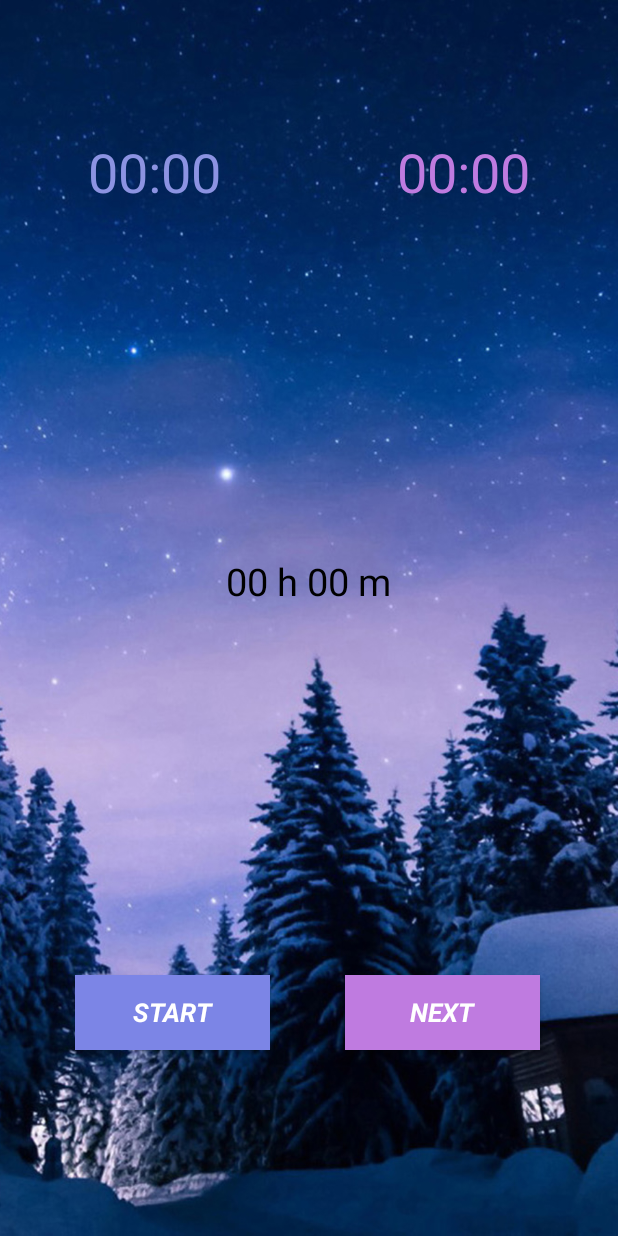
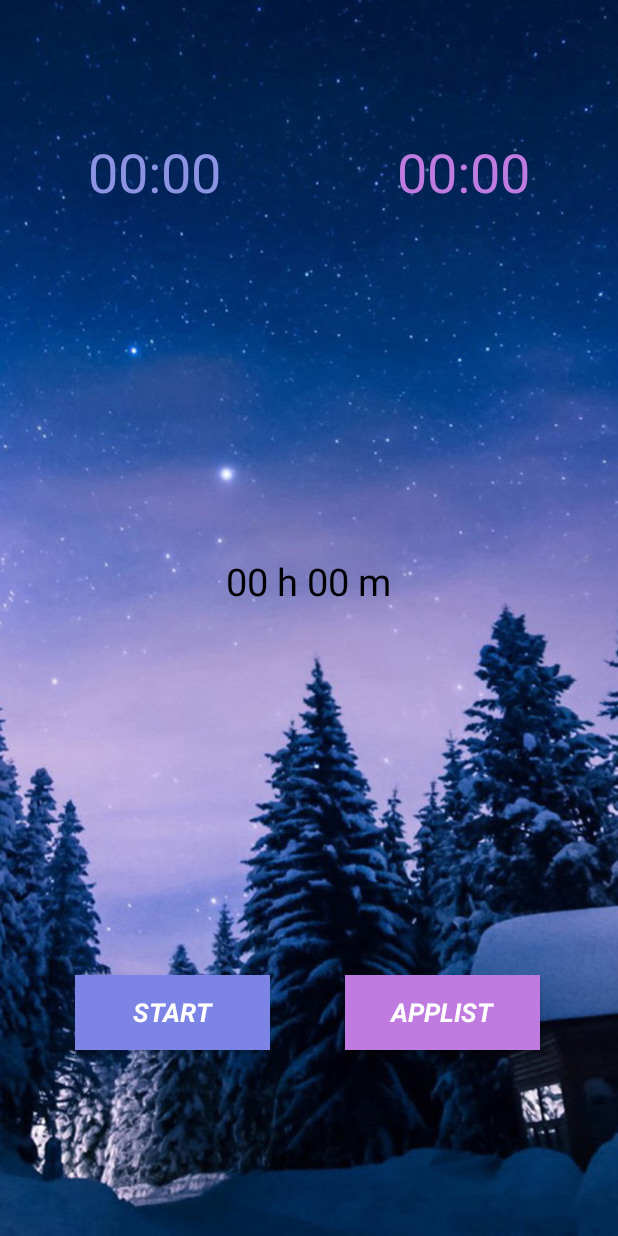
Before and after one commit to YujieLyu/Focusing, an Android app: the StartNow_Activity screen opened directly, with no data from a screen before it, on a phone screen of 412 x 824 dp. Run offline under Robolectric (Android 15) with nearby library versions, the phone set to English and light mode, and no system bars; libraries missing offline, so code that uses them is left out: com.kyesun.ly; Roboto replaces fonts that are not available here; 19 statements that could not run were skipped.

Commit message:
Reset test

```diff
--- a/app/src/main/res/layout/activity_start_now_time.xml
+++ b/app/src/main/res/layout/activity_start_now_time.xml
@@ -75,7 +75,7 @@
         android:layout_toEndOf="@id/btn_start"
         android:background="@color/light_pink"
         android:fontFamily="@font/roboto"
-        android:text="Next"
+        android:text="AppList"
         android:textAlignment="center"
         android:textColor="@color/text_white"
         android:textSize="17sp"
```
